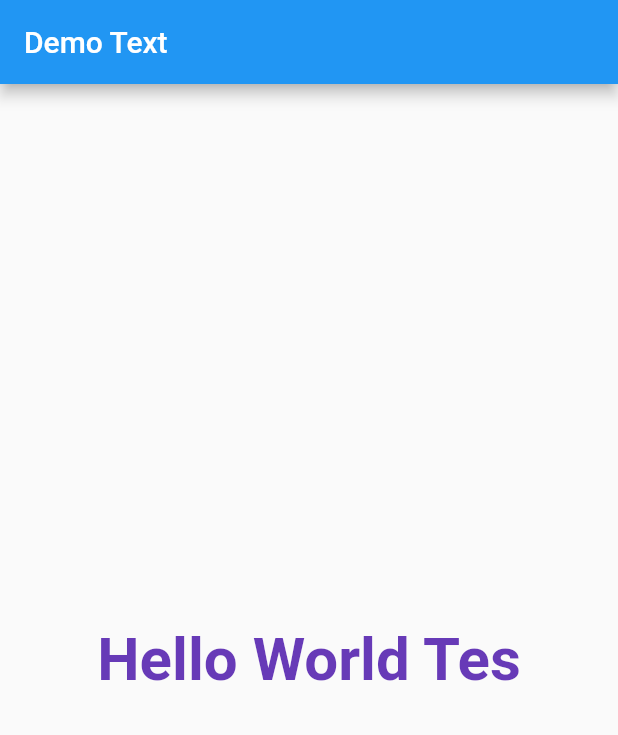
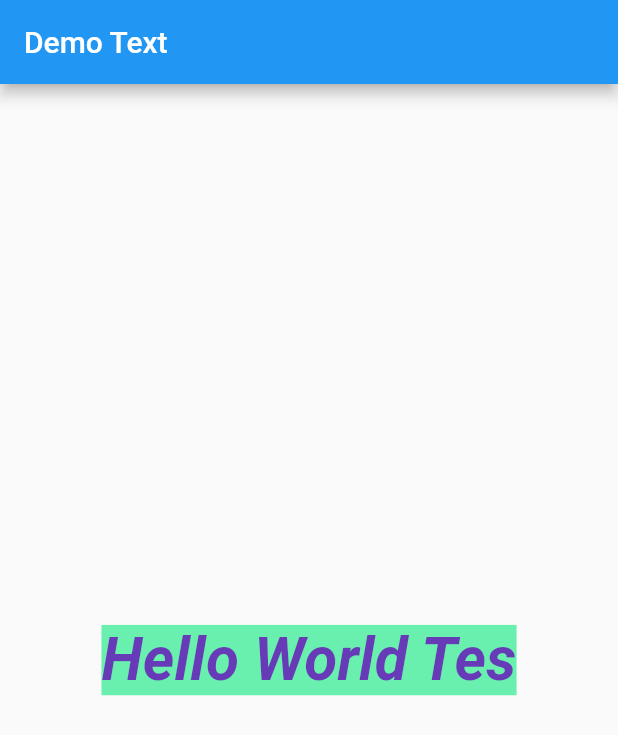
Before and after one commit to siubie/Flutter-Series-Text-Widget, a Flutter app: the screen it shows after launch, on a phone screen of 412 x 824 dp. Shown: the top 735 px of the screen. Run offline on Flutter 3.47's test engine with Material 2 defaults, Android fonts, the phone set to English and light mode, and no system bars.

Commit message:
Start Font Style

```diff
--- a/lib/main.dart
+++ b/lib/main.dart
@@ -26,6 +26,8 @@ class MyApp extends StatelessWidget {
               fontSize: 40,
               fontWeight: FontWeight.w600,
               color: Colors.deepPurple,
+              backgroundColor: Colors.greenAccent,
+              fontStyle: FontStyle.italic,
             ),
           ),
         ),
```
